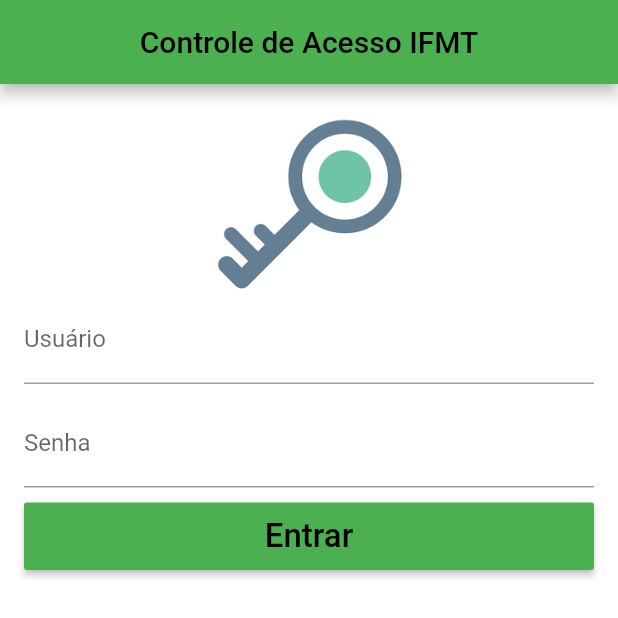
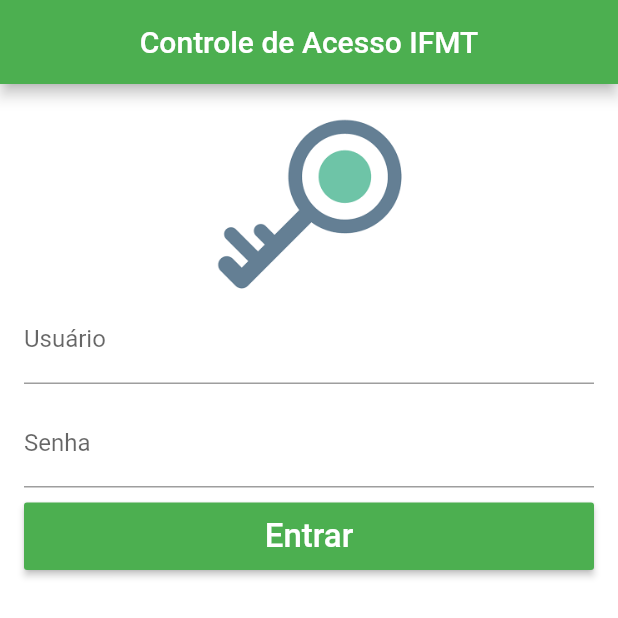
Before and after one commit to CAE-IFMT/aplicativo-cae, a Flutter app: the screen it shows after launch, on a phone screen of 412 x 824 dp, the top half of it. Run offline on Flutter 3.47's test engine with Material 2 defaults, Android fonts, the phone set to English and light mode, and no system bars; our stand-ins replace dio, get, get_storage; missing offline and left inert: barcode_scan.

Commit message:
style: altera a cor da fonte

```diff
--- a/lib/pages/home.dart
+++ b/lib/pages/home.dart
@@ -16,7 +16,6 @@ class _HomeState extends State<Home> {
       onWillPop: _onBackPressed,
       child: MaterialApp(
         debugShowCheckedModeBanner: false,
-        //tira o debug da telas
         theme: ThemeData(primarySwatch: Colors.green),
         home: DefaultTabController(
           length: 2,
@@ -25,7 +24,7 @@ class _HomeState extends State<Home> {
               title: Text('Controle de Acesso IFMT'),
               centerTitle: true,
               textTheme:
-                  Theme.of(context).textTheme.apply(bodyColor: Colors.black),
+                  Theme.of(context).textTheme.apply(bodyColor: Colors.white),
             ),
 
             body: RefreshIndicator(
--- a/lib/pages/login.dart
+++ b/lib/pages/login.dart
@@ -17,7 +17,7 @@ class Login extends GetView<LoginController> {
         appBar: AppBar(
           title: Text('Controle de Acesso IFMT'),
           centerTitle: true,
-          textTheme: Theme.of(context).textTheme.apply(bodyColor: Colors.black),
+          textTheme: Theme.of(context).textTheme.apply(bodyColor: Colors.white),
         ),
         body: GetBuilder(
           init: controller,
--- a/lib/widgets/button.dart
+++ b/lib/widgets/button.dart
@@ -16,13 +16,13 @@ class AppButton extends StatelessWidget {
         child: showProgress
         ? Center(
           child: CircularProgressIndicator(
-            valueColor: AlwaysStoppedAnimation<Color>(Colors.black),
+            valueColor: AlwaysStoppedAnimation<Color>(Colors.white),
           ),
         )
         : Text(
           text,
           style: TextStyle(
-            color: Colors.black,
+            color: Colors.white,
             fontSize: 22,
           ),
         ),
```
